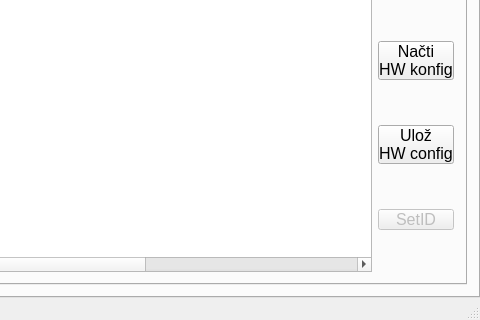
This is mainwindow.ui in frutabruta/VDV301tester as Qt 5 draws it before an edit; both pictures show x 320 to 800 and y 160 to 480 of the 800 by 480 pixel window. The edited form follows.
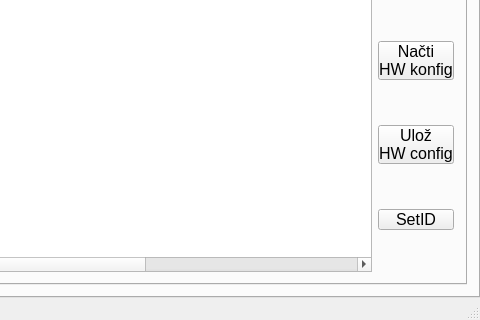
This is the edited form. The open tabs and pages were chosen to show the change.

What changed in the file:
```diff
--- a/mainwindow.ui
+++ b/mainwindow.ui
@@ -3098,7 +3098,7 @@
               <item>
                <widget class="QPushButton" name="pushButton_detection_setId">
                 <property name="enabled">
-                 <bool>false</bool>
+                 <bool>true</bool>
                 </property>
                 <property name="text">
                  <string>SetID</string>
```
Left out of the diff: 7 changed lines with no effect on the pictures.
